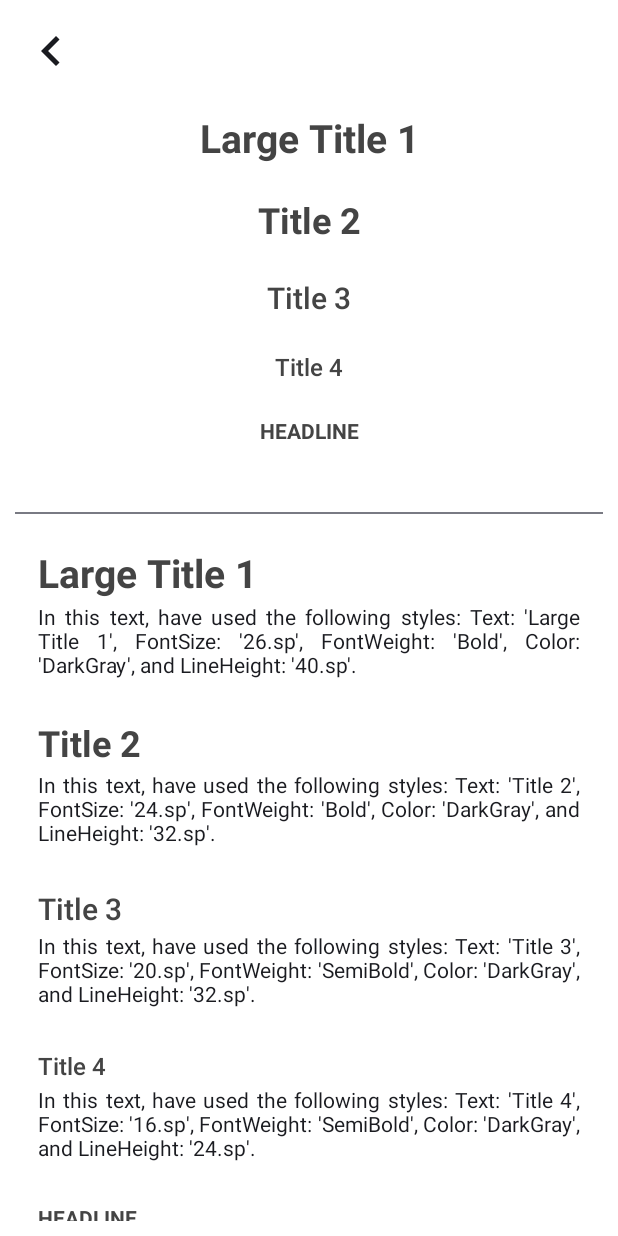
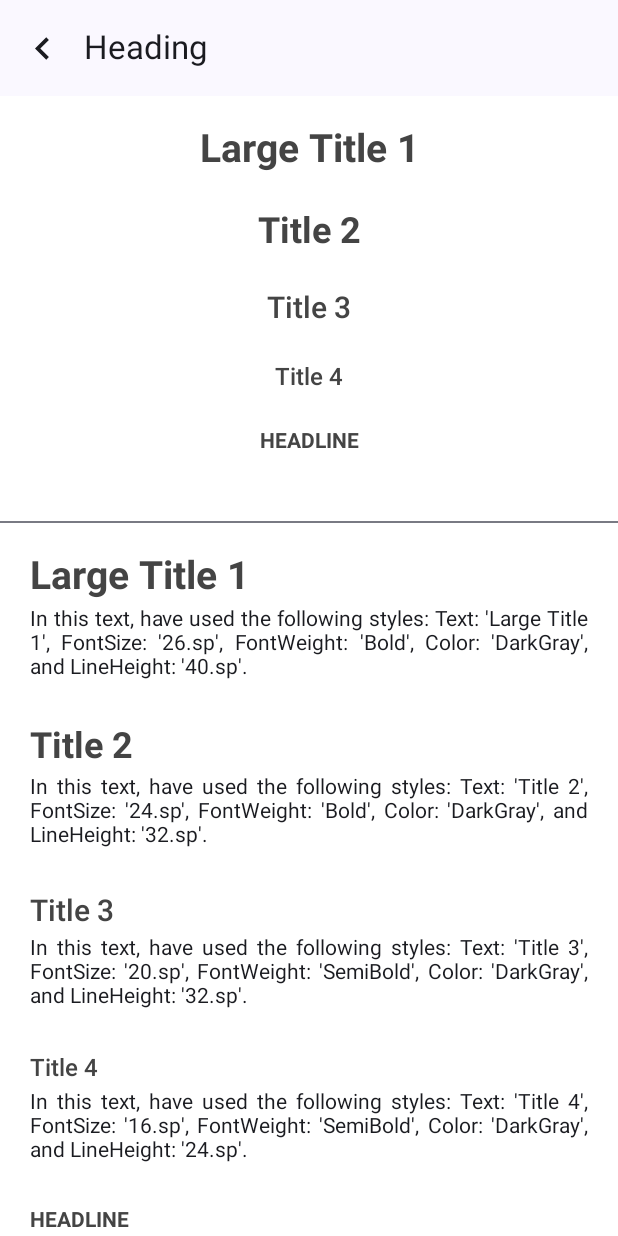
Before and after one commit to devsitaram/material-design, an Android app built with Jetpack Compose: the composable MainTextViewScreen shown on its own in the app's theme, after a tap on "Heading", on a phone screen of 412 x 824 dp. Run offline under Robolectric (Android 15) with nearby library versions, the phone set to English and light mode, and no system bars.

Commit message:
navigate to back page complete

```diff
--- a/app/src/main/java/com/compose/materialdesign/features/material_design3/MatreialDesign3MainScreen.kt
+++ b/app/src/main/java/com/compose/materialdesign/features/material_design3/MatreialDesign3MainScreen.kt
@@ -32,15 +32,15 @@ import com.compose.materialdesign.features.material_design3.features.text.textsc
 //@Preview
 @Composable
 fun MaterialDesign3MainScreen() {
-    val navController = rememberNavController()
-    NavHost(navController = navController, startDestination = "MainScreen"){
+    val navMaterialController = rememberNavController()
+    NavHost(navController = navMaterialController, startDestination = "MainScreen"){
         // all material design 3 main screen
         composable("MainScreen"){
-            MaterialDesign3MainScree(navController)
+            MaterialDesign3MainScree(navMaterialController)
         }
         // texts screen
         composable(MaterialDesign3Item.Text.route){
-            MainTextViewScreen()
+            MainTextViewScreen(navMaterialController)
         }
         // buttons screen
         composable(MaterialDesign3Item.Button.route){
@@ -59,7 +59,7 @@ fun MaterialDesign3MainScreen() {
 }
 
 @Composable
-fun MaterialDesign3MainScree(navController: NavHostController) {
+fun MaterialDesign3MainScree(navMaterialController: NavHostController) {
     Surface(modifier = Modifier.fillMaxSize()) {
         Column(modifier = Modifier
             .fillMaxWidth()
@@ -68,22 +68,22 @@ fun MaterialDesign3MainScree(navController: NavHostController) {
             // text components
             MaterialComponents(
                 title = "Text",
-            ) { navController.navigate(MaterialDesign3Item.Text.route) }
+            ) { navMaterialController.navigate(MaterialDesign3Item.Text.route) }
             // button components
 
             MaterialComponents(
                 title = "Button",
-            ) { navController.navigate(MaterialDesign3Item.Button.route) }
+            ) { navMaterialController.navigate(MaterialDesign3Item.Button.route) }
 
             // input text field components
             MaterialComponents(
                 title = "TextField",
-            ) { navController.navigate(MaterialDesign3Item.TextField.route) }
+            ) { navMaterialController.navigate(MaterialDesign3Item.TextField.route) }
             // dialog box components
 
             MaterialComponents(
                 title = "Dialog Box",
-            ) { navController.navigate(MaterialDesign3Item.DialogBox.route) }
+            ) { navMaterialController.navigate(MaterialDesign3Item.DialogBox.route) }
 
             // add new component
         }
--- a/app/src/main/java/com/compose/materialdesign/features/material_design3/features/text/HeadingText.kt
+++ b/app/src/main/java/com/compose/materialdesign/features/material_design3/features/text/HeadingText.kt
@@ -3,9 +3,7 @@ package com.compose.materialdesign.features.material_design3.features.text
 import androidx.compose.foundation.background
 import androidx.compose.foundation.layout.Arrangement
 import androidx.compose.foundation.layout.Column
-import androidx.compose.foundation.layout.Row
 import androidx.compose.foundation.layout.Spacer
-import androidx.compose.foundation.layout.fillMaxSize
 import androidx.compose.foundation.layout.fillMaxWidth
 import androidx.compose.foundation.layout.height
 import androidx.compose.foundation.layout.padding
@@ -15,10 +13,11 @@ import androidx.compose.foundation.verticalScroll
 import androidx.compose.material.icons.Icons
 import androidx.compose.material.icons.filled.KeyboardArrowLeft
 import androidx.compose.material3.Divider
+import androidx.compose.material3.ExperimentalMaterial3Api
 import androidx.compose.material3.Icon
 import androidx.compose.material3.IconButton
-import androidx.compose.material3.Surface
 import androidx.compose.material3.Text
+import androidx.compose.material3.TopAppBar
 import androidx.compose.runtime.Composable
 import androidx.compose.ui.Alignment
 import androidx.compose.ui.Modifier
@@ -30,22 +29,29 @@ import androidx.compose.ui.unit.dp
 import androidx.compose.ui.unit.sp
 import androidx.navigation.NavHostController
 
+@OptIn(ExperimentalMaterial3Api::class)
 @Composable
-fun HeadingTextViewScreen(navController: NavHostController) {
-    Surface(modifier = Modifier.fillMaxSize()) {
+fun HeadingTextViewScreen(navTextController: NavHostController) {
     Column(
         Modifier
             .background(Color.White)
             .fillMaxWidth()
-                .padding(10.dp)
             .verticalScroll(rememberScrollState()),
         verticalArrangement = Arrangement.Center,
     ) {
-            Row(Modifier.fillMaxWidth()){
-                IconButton(onClick = { navController.navigate("MainTextScreen")}) {
-                    Icon(imageVector = Icons.Default.KeyboardArrowLeft, contentDescription = null, modifier = Modifier.size(40.dp))
+        // top bar
+        TopAppBar(
+            title = { Text(text = "Heading") },
+            navigationIcon = {
+                IconButton(onClick = { navTextController.navigate("MainTextScreen") }) {
+                    Icon(
+                        imageVector = Icons.Default.KeyboardArrowLeft,
+                        contentDescription = null,
+                        modifier = Modifier.size(30.dp)
+                    )
                 }
             }
+        )
         Column(
             modifier = Modifier
                 .fillMaxWidth()
@@ -64,8 +70,11 @@ fun HeadingTextViewScreen(navController: NavHostController) {
             Spacer(modifier = Modifier.height(25.dp))
         }
         Divider()
-            Column(modifier = Modifier.fillMaxWidth().padding(15.dp)) {
-                Spacer(modifier = Modifier.padding(top = 10.dp))
+        Column(
+            modifier = Modifier
+                .fillMaxWidth()
+                .padding(20.dp)
+        ) {
             LargeTitle1(text = "Large Title 1", color = Color.DarkGray)
             Description(
                 text = "Large Title 1",
@@ -113,9 +122,33 @@ fun HeadingTextViewScreen(navController: NavHostController) {
         }
     }
 }
+
+// description
+@Composable
+fun Description(
+    text: String,
+    fontSize: String,
+    fontWeight: String,
+    color: String,
+    lineHeight: String
+) {
+    Text(
+        text = "In this text, have used the following styles: Text: '$text', FontSize: '$fontSize', FontWeight: '$fontWeight', Color: '$color', and LineHeight: '$lineHeight'.",
+        modifier = Modifier
+            .fillMaxWidth()
+            .padding(top = 5.dp, bottom = 5.dp),
+        style = TextStyle(
+            textAlign = TextAlign.Justify
+        )
+    )
+    Spacer(modifier = Modifier.height(25.dp))
 }
 
-// LargeTitle1
+/**
+ * the text is: Large Title 1
+ * fontSize, fontWeight, color and also lineHeight
+ * it it reusable component
+ */
 @Composable
 fun LargeTitle1(text: String, color: Color) {
     Text(
@@ -129,7 +162,11 @@ fun LargeTitle1(text: String, color: Color) {
     )
 }
 
-// Title 2
+/**
+ * the text is: Title 2
+ * fontSize, fontWeight, color and also lineHeight
+ * it it reusable component
+ */
 @Composable
 fun Title2(text: String, color: Color) {
     Text(
@@ -143,7 +180,11 @@ fun Title2(text: String, color: Color) {
     )
 }
 
-// Title3
+/**
+ * the text is: Title 3
+ * fontSize, fontWeight, color and also lineHeight
+ * it it reusable component
+ */
 @Composable
 fun Title3(text: String, color: Color) {
     Text(
@@ -157,7 +198,11 @@ fun Title3(text: String, color: Color) {
     )
 }
 
-// Title 4
+/**
+ * the text is: Title 4
+ * fontSize, fontWeight, color and also lineHeight
+ * it it reusable component
+ */
 @Composable
 fun Title4(text: String, color: Color) {
     Text(
@@ -171,7 +216,11 @@ fun Title4(text: String, color: Color) {
     )
 }
 
-// HEADLINE
+/**
+ * the text is: HEADLINE
+ * fontSize, fontWeight, color and also lineHeight
+ * it it reusable component
+ */
 @Composable
 fun HEADLINE(text: String, color: Color) {
     Text(
@@ -184,23 +233,3 @@ fun HEADLINE(text: String, color: Color) {
         lineHeight = 20.sp,
     )
 }
-
-// description
-@Composable
-fun Description(
-    text: String,
-    fontSize: String,
-    fontWeight: String,
-    color: String,
-    lineHeight: String
-) {
-    Text(text = "In this text, have used the following styles: Text: '$text', FontSize: '$fontSize', FontWeight: '$fontWeight', Color: '$color', and LineHeight: '$lineHeight'.",
-        modifier = Modifier
-            .fillMaxWidth()
-            .padding(top = 5.dp, bottom = 5.dp),
-        style = TextStyle(
-            textAlign = TextAlign.Justify
-        )
-    )
-    Spacer(modifier = Modifier.height(25.dp))
-}
--- a/app/src/main/java/com/compose/materialdesign/features/material_design3/features/text/textscreen/MainTextViewScreen.kt
+++ b/app/src/main/java/com/compose/materialdesign/features/material_design3/features/text/textscreen/MainTextViewScreen.kt
@@ -1,6 +1,7 @@
 package com.compose.materialdesign.features.material_design3.features.text.textscreen
 
 import androidx.compose.foundation.Image
+import androidx.compose.foundation.background
 import androidx.compose.foundation.border
 import androidx.compose.foundation.layout.Arrangement
 import androidx.compose.foundation.layout.Column
@@ -9,9 +10,14 @@ import androidx.compose.foundation.layout.fillMaxSize
 import androidx.compose.foundation.layout.fillMaxWidth
 import androidx.compose.foundation.layout.padding
 import androidx.compose.foundation.layout.size
-import androidx.compose.material.Surface
+import androidx.compose.foundation.rememberScrollState
+import androidx.compose.foundation.verticalScroll
+import androidx.compose.material.icons.Icons
+import androidx.compose.material.icons.filled.KeyboardArrowLeft
 import androidx.compose.material3.Card
 import androidx.compose.material3.ExperimentalMaterial3Api
+import androidx.compose.material3.Icon
+import androidx.compose.material3.IconButton
 import androidx.compose.material3.ShapeDefaults
 import androidx.compose.runtime.Composable
 import androidx.compose.ui.Alignment
@@ -25,6 +31,7 @@ import androidx.navigation.compose.NavHost
 import androidx.navigation.compose.composable
 import androidx.navigation.compose.rememberNavController
 import androidx.compose.material3.Text
+import androidx.compose.material3.TopAppBar
 import androidx.compose.ui.res.painterResource
 import androidx.navigation.NavHostController
 import com.compose.materialdesign.R
@@ -34,17 +41,17 @@ import com.compose.materialdesign.features.material_design3.features.text.InputT
 import com.compose.materialdesign.features.material_design3.features.text.NormalTextViewScreen
 
 @Composable
-fun MainTextViewScreen() {
-    val navController = rememberNavController()
-    NavHost(navController = navController, startDestination = "MainTextScreen") {
+fun MainTextViewScreen(navMaterialController: NavHostController) {
+    val navTextController = rememberNavController()
+    NavHost(navController = navTextController, startDestination = "MainTextScreen") {
         // main screen for types of text
         composable("MainTextScreen") {
-            TextComponent(navController)
+            TextComponent(navTextController, navMaterialController)
         }
 
         // heading text screen
         composable(MaterialDesign3TextItem.Heading.route) {
-            HeadingTextViewScreen(navController)
+            HeadingTextViewScreen(navTextController)
         }
 
         // normal text screen
@@ -64,34 +71,53 @@ fun MainTextViewScreen() {
     }
 }
 
+@OptIn(ExperimentalMaterial3Api::class)
 @Composable
-fun TextComponent(navController: NavHostController) {
-    Surface(modifier = Modifier.fillMaxSize()) {
-        Column(
-            modifier = Modifier
-                .fillMaxWidth()
-                .padding(15.dp)
-        ) {
+fun TextComponent(navTextController: NavHostController, navMaterialController: NavHostController) {
+    Column(
+        modifier = Modifier
+            .fillMaxSize()
+            .background(Color.White)
+            .verticalScroll(
+                rememberScrollState()
+            ),
+    ) {
+        // top bar
+        TopAppBar(
+            title = { Text(text = "Texts") },
+            navigationIcon = {
+                IconButton(onClick = { navMaterialController.navigate("MainScreen") }) {
+                    Icon(
+                        imageVector = Icons.Default.KeyboardArrowLeft,
+                        contentDescription = null,
+                        modifier = Modifier.size(30.dp)
+                    )
+                }
+            }
+        )
+        Column(modifier = Modifier
+            .fillMaxWidth()
+            .padding(20.dp)) {
             // heading text components
             Material3TextComponents(
                 title = "Heading",
-                onClick = {navController.navigate(MaterialDesign3TextItem.Heading.route)}
+                onClick = { navTextController.navigate(MaterialDesign3TextItem.Heading.route) }
             )
             // normal text components
             Material3TextComponents(
                 title = "Normal Text",
-                onClick =  { navController.navigate(MaterialDesign3TextItem.NormalText.route) }
+                onClick = { navTextController.navigate(MaterialDesign3TextItem.NormalText.route) }
             )
 
             // input text components
             Material3TextComponents(
                 title = "InputText",
-                onClick = { navController.navigate(MaterialDesign3TextItem.InputText.route) }
+                onClick = { navTextController.navigate(MaterialDesign3TextItem.InputText.route) }
             )
             // Button Text components
             Material3TextComponents(
                 title = "Button Text",
-                onClick = { navController.navigate(MaterialDesign3TextItem.ButtonText.route) }
+                onClick = { navTextController.navigate(MaterialDesign3TextItem.ButtonText.route) }
             )
         }
     }
@@ -116,7 +142,9 @@ fun Material3TextComponents(title: String, onClick: () -> Unit) {
             Image(
                 painter = painterResource(id = R.drawable.ic_text_format),
                 contentDescription = null,
-                modifier = Modifier.size(70.dp)
+                modifier = Modifier
+                    .size(70.dp)
+                    .padding(10.dp)
             )
             Text(
                 text = title,
```
Lines whose indentation alone changed are shown as unchanged.
